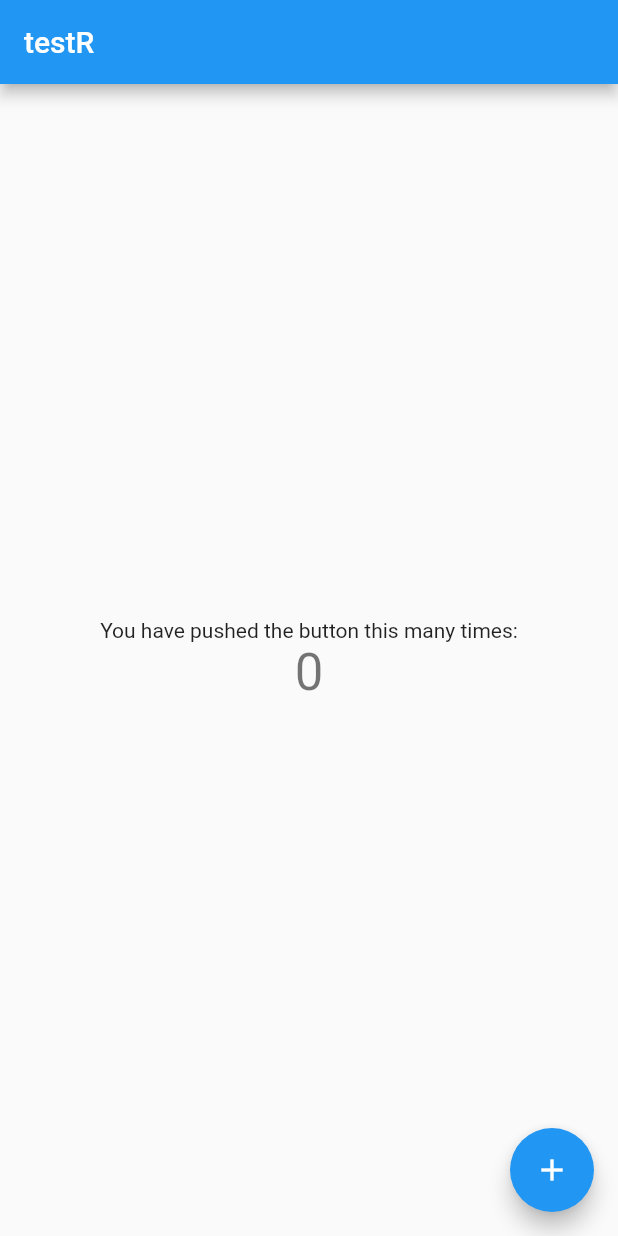
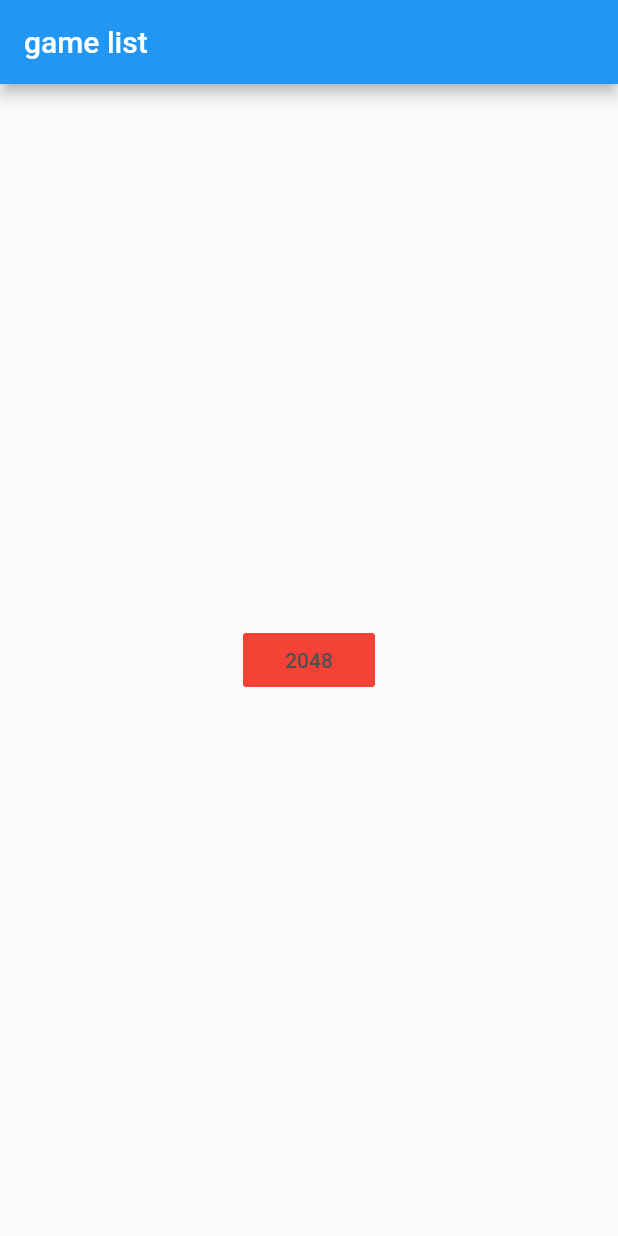
Before and after one commit to lijie28/flutter_examples, a Flutter app: the screen it shows after launch, on a phone screen of 412 x 824 dp. Run offline on Flutter 3.47's test engine with Material 2 defaults, Android fonts, the phone set to English and light mode, and no system bars.

Commit message:
test jump view

```diff
--- a/flutter_games/lib/main.dart
+++ b/flutter_games/lib/main.dart
@@ -1,4 +1,5 @@
 import 'package:flutter/material.dart';
+import 'game_2048/game_2048.dart';
 
 void main() => runApp(MyApp());
 
@@ -7,36 +8,17 @@ class MyApp extends StatelessWidget {
   @override
   Widget build(BuildContext context) {
     return MaterialApp(
-      title: 'Flutter Demo',
+      title: 'Flutter List',
       theme: ThemeData(
-        // This is the theme of your application.
-        //
-        // Try running your application with "flutter run". You'll see the
-        // application has a blue toolbar. Then, without quitting the app, try
-        // changing the primarySwatch below to Colors.green and then invoke
-        // "hot reload" (press "r" in the console where you ran "flutter run",
-        // or simply save your changes to "hot reload" in a Flutter IDE).
-        // Notice that the counter didn't reset dback to zero; the application
-        // Notice that the counter didn't reset dback to zero; the applicationDD
-        // is not restarted.
         primarySwatch: Colors.blue,
       ),
-      home: MyHomePage(title: 'testR'),
+      home: MyHomePage(title: 'game list'),
     );
   }
 }
 
 class MyHomePage extends StatefulWidget {
   MyHomePage({Key key, this.title}) : super(key: key);
-
-  // This widget is the home page of your application. It is stateful, meaning
-  // that it has a State object (defined below) that contains fields that affect
-  // how it looks.
-
-  // This class is the configuration for the state. It holds the values (in this
-  // case the title) provided by the parent (in this case the App widget) and
-  // used by the build method of the State. Fields in a Widget subclass are
-  // always marked "final".
 
   final String title;
 
@@ -45,17 +27,13 @@ class MyHomePage extends StatefulWidget {
 }
 
 class _MyHomePageState extends State<MyHomePage> {
-  int _counter = 0;
 
-  void _incrementCounter() {
-    setState(() {
-      // This call to setState tells the Flutter framework that something has
-      // changed in this State, which causes it to rerun the build method below
-      // so that the display can reflect the updated values. If we changed
-      // _counter without calling setState(), then the build method would not be
-      // called again, and so nothing would appear to happen.
-      _counter++;
-    });
+
+  void _goToGame2048() {
+    print("2048");
+    Navigator.push(context, MaterialPageRoute(builder: (_) {
+      return Game2048();
+    }));
   }
 
   @override
@@ -76,37 +54,23 @@ class _MyHomePageState extends State<MyHomePage> {
         // Center is a layout widget. It takes a single child and positions it
         // in the middle of the parent.
         child: Column(
-          // Column is also a layout widget. It takes a list of children and
-          // arranges them vertically. By default, it sizes itself to fit its
-          // children horizontally, and tries to be as tall as its parent.
-          //
-          // Invoke "debug painting" (press "p" in the console, choose the
-          // "Toggle Debug Paint" action from the Flutter Inspector in Android
-          // Studio, or the "Toggle Debug Paint" command in Visual Studio Code)
-          // to see the wireframe for each widget.
-          //
-          // Column has various properties to control how it sizes itself and
-          // how it positions its children. Here we use mainAxisAlignment to
-          // center the children vertically; the main axis here is the vertical
-          // axis because Columns are vertical (the cross axis would be
-          // horizontal).
           mainAxisAlignment: MainAxisAlignment.center,
           children: <Widget>[
-            Text(
-              'You have pushed the button this many times:',
-            ),
-            Text(
-              '$_counter',
-              style: Theme.of(context).textTheme.display1,
+            Column(
+              children: <Widget>[
+                FlatButton(
+                  onPressed: _goToGame2048,
+                  color: Colors.red,
+                  textColor: Color.fromRGBO(73, 81, 83, 1),
+                  child: Text(
+                    "2048"
+                  ),
+                ),
+              ],
             ),
           ],
         ),
       ),
-      floatingActionButton: FloatingActionButton(
-        onPressed: _incrementCounter,
-        tooltip: 'Increment',
-        child: Icon(Icons.add),
-      ), // This trailing comma makes auto-formatting nicer for build methods.
     );
   }
 }
```
Also changed, not shown: flutter_games/lib/game_2048/game_2048.dart (added, +17 -0 lines).
